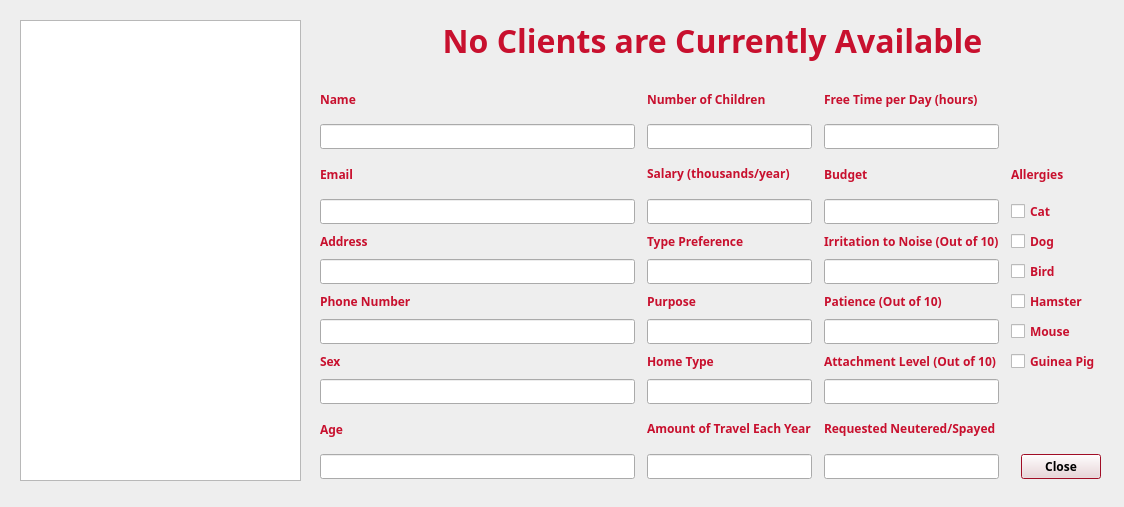
Old version of the form cuACS/viewclients.ui in the repository cameronhawtin/Animal-Farm-cuACS.
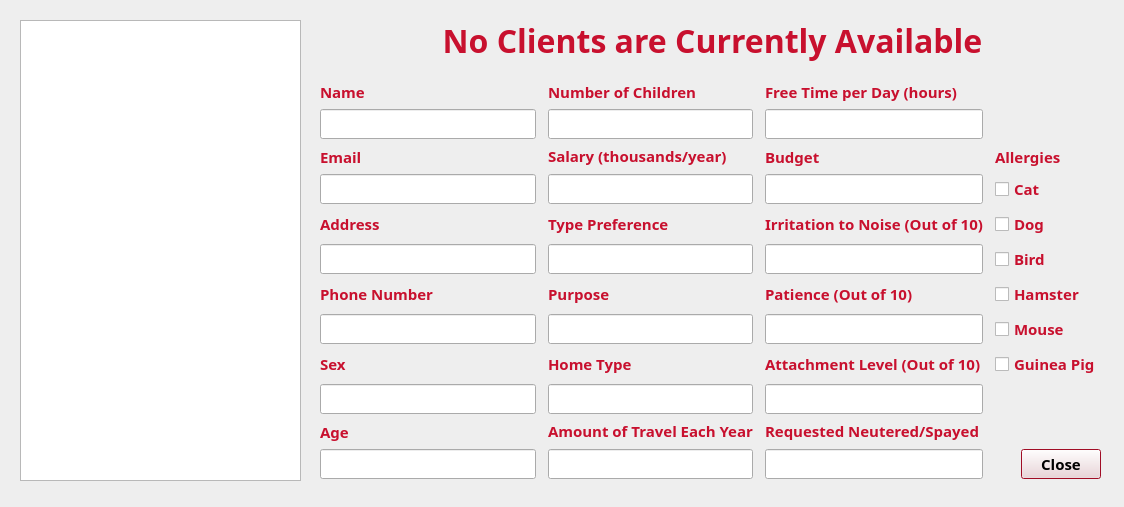
New version of the form.

```diff
--- a/cuACS/viewclients.ui
+++ b/cuACS/viewclients.ui
@@ -158,6 +158,7 @@
   <property name="font">
    <font>
     <family>Egyptienne F</family>
+    <pointsize>11</pointsize>
     <weight>75</weight>
     <bold>true</bold>
    </font>
```
